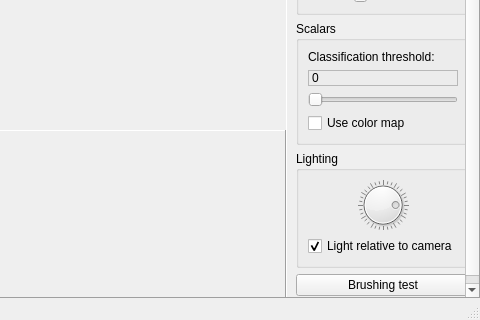
Old version of the form Widgets/NQVTKWindow.ui in the repository bwrrp/nqvtk; both pictures show x 320 to 800 and y 380 to 700 of the 800 by 700 pixel window.
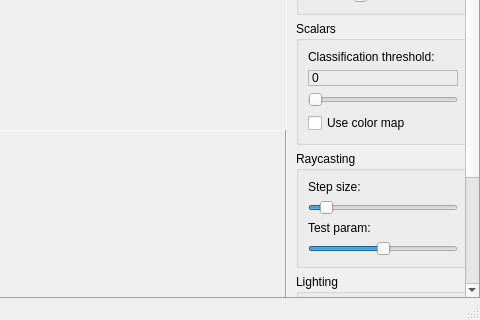
New version of the form. Custom widgets are drawn as their Qt base class.

Commit message: Added Raycaster widget group. Widget groups are now hidden / shown based on currently active RenderStyle.

Diff of the .ui file:
```diff
--- a/Widgets/NQVTKWindow.ui
+++ b/Widgets/NQVTKWindow.ui
@@ -92,7 +92,7 @@
          <x>0</x>
          <y>0</y>
          <width>177</width>
-         <height>674</height>
+         <height>794</height>
         </rect>
        </property>
        <layout class="QVBoxLayout" name="verticalLayout_3" >
@@ -342,6 +342,58 @@
           </layout>
          </widget>
         </item>
+        <item>
+         <widget class="QGroupBox" name="raycasterGroup" >
+          <property name="title" >
+           <string>Raycasting</string>
+          </property>
+          <layout class="QVBoxLayout" name="verticalLayout_4" >
+           <item>
+            <widget class="QLabel" name="stepSizeLabel" >
+             <property name="text" >
+              <string>Step size:</string>
+             </property>
+            </widget>
+           </item>
+           <item>
+            <widget class="QSlider" name="stepSize" >
+             <property name="minimum" >
+              <number>5</number>
+             </property>
+             <property name="maximum" >
+              <number>250</number>
+             </property>
+             <property name="value" >
+              <number>25</number>
+             </property>
+             <property name="orientation" >
+              <enum>Qt::Horizontal</enum>
+             </property>
+            </widget>
+           </item>
+           <item>
+            <widget class="QLabel" name="testParamLabel" >
+             <property name="text" >
+              <string>Test param:</string>
+             </property>
+            </widget>
+           </item>
+           <item>
+            <widget class="QSlider" name="testParam" >
+             <property name="maximum" >
+              <number>100</number>
+             </property>
+             <property name="value" >
+              <number>50</number>
+             </property>
+             <property name="orientation" >
+              <enum>Qt::Horizontal</enum>
+             </property>
+            </widget>
+           </item>
+          </layout>
+         </widget>
+        </item>
         <item>
          <widget class="QGroupBox" name="lightingGroup" >
           <property name="title" >
```
The commit also changes 2 other files.
